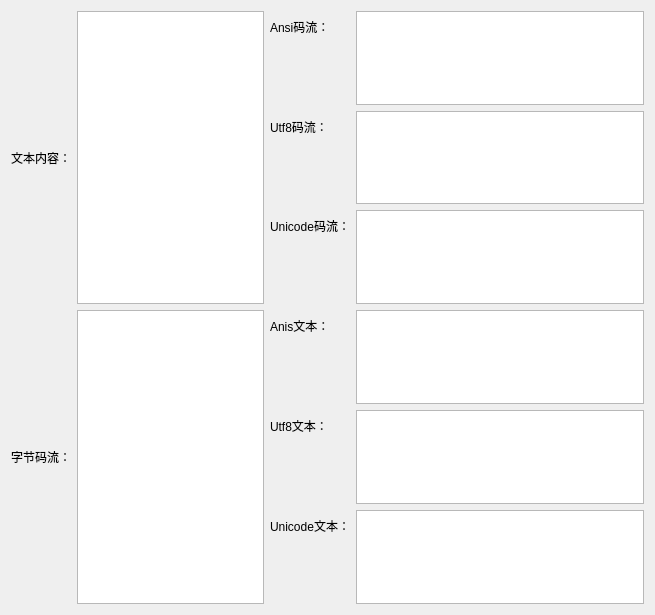
Before: the Qt Designer form TextHexExchange/texthexexchange.ui in ryanliang000/TextHexExchange, drawn with Qt 5.
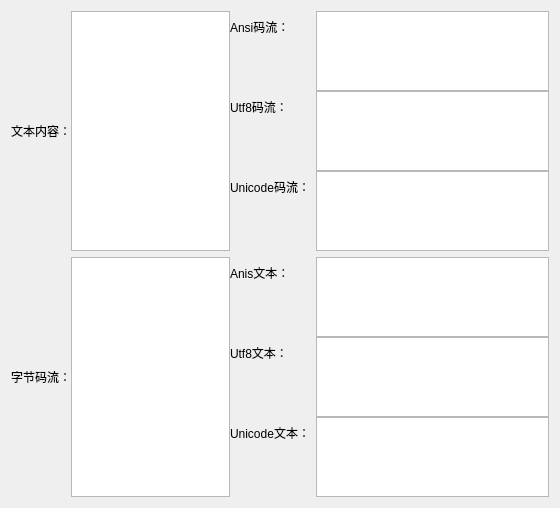
After: the same form once the commit is applied.

Patch:
```diff
--- a/TextHexExchange/texthexexchange.ui
+++ b/TextHexExchange/texthexexchange.ui
@@ -6,8 +6,8 @@
    <rect>
     <x>0</x>
     <y>0</y>
-    <width>655</width>
-    <height>615</height>
+    <width>560</width>
+    <height>508</height>
    </rect>
   </property>
   <property name="windowTitle">
@@ -16,6 +16,9 @@
   <layout class="QVBoxLayout" name="verticalLayout">
    <item>
     <layout class="QHBoxLayout" name="horizontalLayoutText" stretch="0,1,2">
+     <property name="spacing">
+      <number>0</number>
+     </property>
      <item>
       <widget class="QLabel" name="labelText">
        <property name="text">
@@ -38,11 +41,23 @@
        <property name="fieldGrowthPolicy">
         <enum>QFormLayout::AllNonFixedFieldsGrow</enum>
        </property>
+       <property name="formAlignment">
+        <set>Qt::AlignCenter</set>
+       </property>
        <property name="horizontalSpacing">
         <number>6</number>
        </property>
+       <property name="verticalSpacing">
+        <number>0</number>
+       </property>
        <item row="0" column="0">
         <widget class="QLabel" name="ansiHexLabel">
+         <property name="sizePolicy">
+          <sizepolicy hsizetype="Fixed" vsizetype="Preferred">
+           <horstretch>0</horstretch>
+           <verstretch>0</verstretch>
+          </sizepolicy>
+         </property>
          <property name="text">
           <string>Ansi码流：</string>
          </property>
@@ -50,12 +65,6 @@
        </item>
        <item row="0" column="1">
         <widget class="QTextEdit" name="editAnsiHex">
-         <property name="sizePolicy">
-          <sizepolicy hsizetype="Expanding" vsizetype="Expanding">
-           <horstretch>2</horstretch>
-           <verstretch>0</verstretch>
-          </sizepolicy>
-         </property>
          <property name="lineWidth">
           <number>1</number>
          </property>
@@ -63,6 +72,12 @@
        </item>
        <item row="1" column="0">
         <widget class="QLabel" name="utf8HexLabel">
+         <property name="sizePolicy">
+          <sizepolicy hsizetype="Fixed" vsizetype="Preferred">
+           <horstretch>0</horstretch>
+           <verstretch>0</verstretch>
+          </sizepolicy>
+         </property>
          <property name="text">
           <string>Utf8码流：</string>
          </property>
@@ -70,12 +85,6 @@
        </item>
        <item row="1" column="1">
         <widget class="QTextEdit" name="editUtf8Hex">
-         <property name="sizePolicy">
-          <sizepolicy hsizetype="Expanding" vsizetype="Expanding">
-           <horstretch>0</horstretch>
-           <verstretch>0</verstretch>
-          </sizepolicy>
-         </property>
          <property name="lineWidth">
           <number>1</number>
          </property>
@@ -83,6 +92,12 @@
        </item>
        <item row="2" column="0">
         <widget class="QLabel" name="unicodeHexLabel">
+         <property name="sizePolicy">
+          <sizepolicy hsizetype="Fixed" vsizetype="Preferred">
+           <horstretch>0</horstretch>
+           <verstretch>0</verstretch>
+          </sizepolicy>
+         </property>
          <property name="text">
           <string>Unicode码流：</string>
          </property>
@@ -90,12 +105,6 @@
        </item>
        <item row="2" column="1">
         <widget class="QTextEdit" name="editUnicodeHex">
-         <property name="sizePolicy">
-          <sizepolicy hsizetype="Expanding" vsizetype="Expanding">
-           <horstretch>0</horstretch>
-           <verstretch>0</verstretch>
-          </sizepolicy>
-         </property>
          <property name="lineWidth">
           <number>1</number>
          </property>
@@ -107,6 +116,9 @@
    </item>
    <item>
     <layout class="QHBoxLayout" name="horizontalLayoutHex" stretch="0,1,2">
+     <property name="spacing">
+      <number>0</number>
+     </property>
      <item>
       <widget class="QLabel" name="labelHex">
        <property name="text">
@@ -117,7 +129,7 @@
      <item>
       <widget class="QTextEdit" name="editHexContent">
        <property name="sizePolicy">
-        <sizepolicy hsizetype="Expanding" vsizetype="Preferred">
+        <sizepolicy hsizetype="Expanding" vsizetype="Expanding">
          <horstretch>0</horstretch>
          <verstretch>0</verstretch>
         </sizepolicy>
@@ -126,11 +138,26 @@
      </item>
      <item>
       <layout class="QFormLayout" name="formLayoutHex">
-       <property name="verticalSpacing">
+       <property name="sizeConstraint">
+        <enum>QLayout::SetDefaultConstraint</enum>
+       </property>
+       <property name="formAlignment">
+        <set>Qt::AlignCenter</set>
+       </property>
+       <property name="horizontalSpacing">
         <number>6</number>
        </property>
+       <property name="verticalSpacing">
+        <number>0</number>
+       </property>
        <item row="0" column="0">
         <widget class="QLabel" name="anisLabel">
+         <property name="sizePolicy">
+          <sizepolicy hsizetype="Fixed" vsizetype="Preferred">
+           <horstretch>0</horstretch>
+           <verstretch>0</verstretch>
+          </sizepolicy>
+         </property>
          <property name="text">
           <string>Anis文本：</string>
          </property>
@@ -138,6 +165,12 @@
        </item>
        <item row="1" column="0">
         <widget class="QLabel" name="utf8Label">
+         <property name="sizePolicy">
+          <sizepolicy hsizetype="Fixed" vsizetype="Preferred">
+           <horstretch>0</horstretch>
+           <verstretch>0</verstretch>
+          </sizepolicy>
+         </property>
          <property name="text">
           <string>Utf8文本：</string>
          </property>
@@ -145,6 +178,12 @@
        </item>
        <item row="2" column="0">
         <widget class="QLabel" name="unicodeLabel">
+         <property name="sizePolicy">
+          <sizepolicy hsizetype="Fixed" vsizetype="Preferred">
+           <horstretch>0</horstretch>
+           <verstretch>0</verstretch>
+          </sizepolicy>
+         </property>
          <property name="text">
           <string>Unicode文本：</string>
          </property>
@@ -154,7 +193,7 @@
         <widget class="QTextEdit" name="editAnsiText">
          <property name="sizePolicy">
           <sizepolicy hsizetype="Expanding" vsizetype="Expanding">
-           <horstretch>2</horstretch>
+           <horstretch>0</horstretch>
            <verstretch>0</verstretch>
           </sizepolicy>
          </property>
```
Left out of the diff: 4 changed lines with no effect on the pictures.
